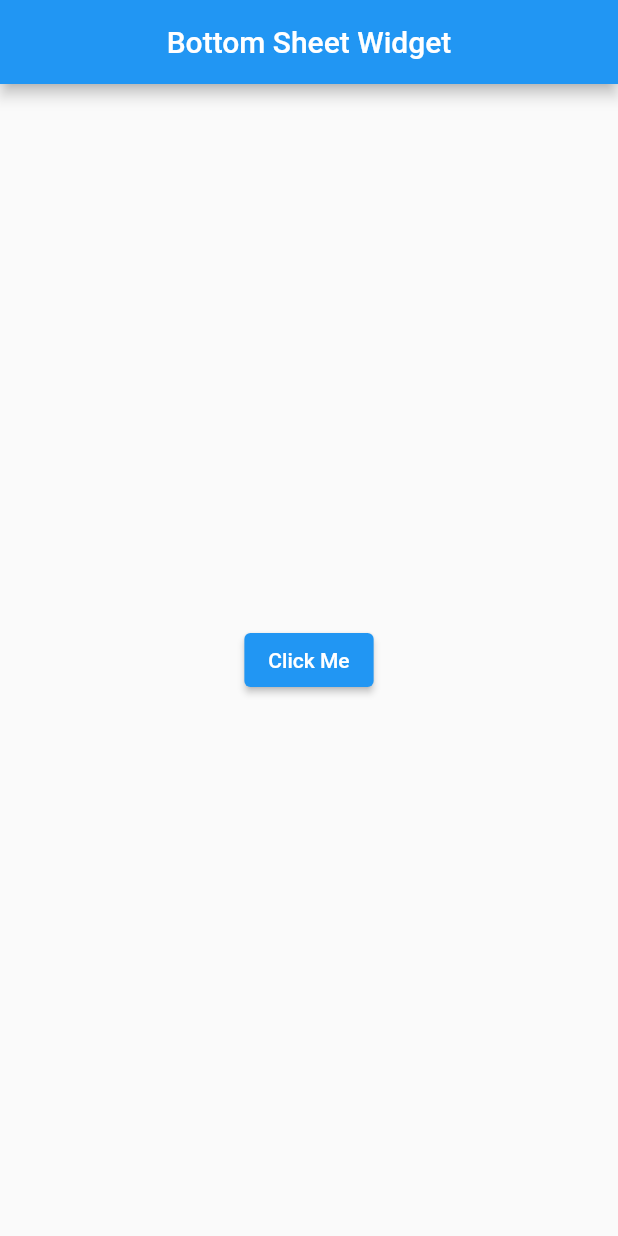
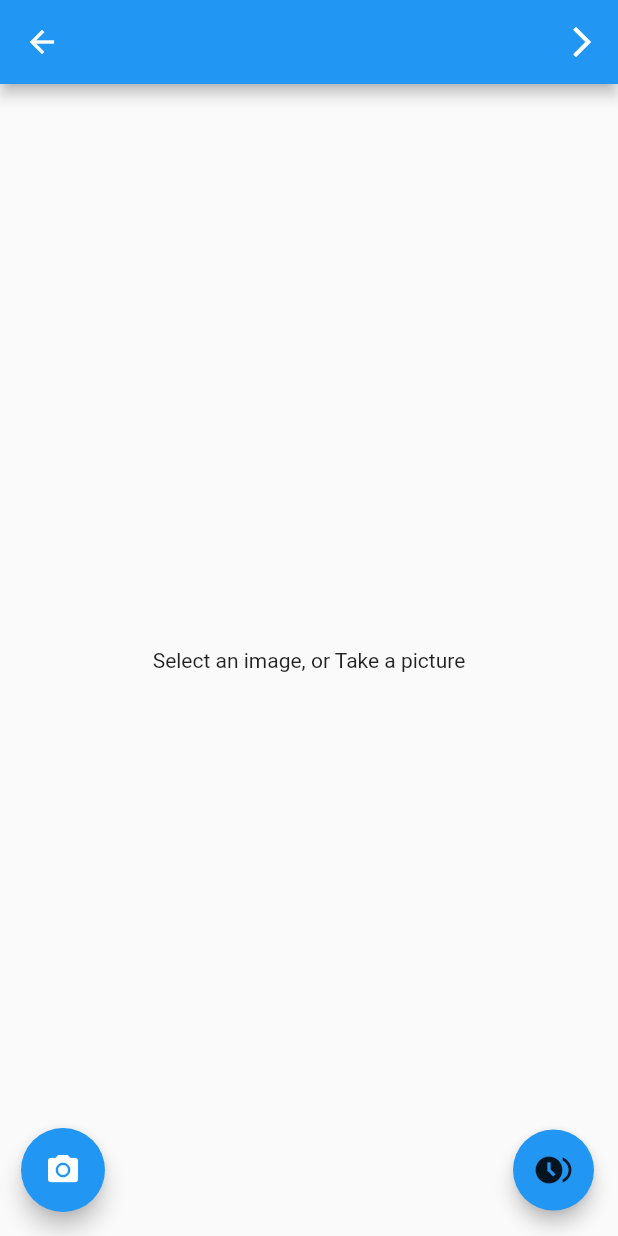
Before and after one commit to SamuelBasseyJohn/Flutter_Widget_Log, a Flutter app: the PopupCard widget shown alone on an empty page, opened directly, after a tap on "Next Widget", on a phone screen of 412 x 824 dp. Run offline on Flutter 3.47's test engine with Material 2 defaults, Android fonts, the phone set to English and light mode, and no system bars; our stand-ins replace image_picker.

Commit message:
Added Image_picker

```diff
--- a/lib/Hero/floating_button.dart
+++ b/lib/Hero/floating_button.dart
@@ -7,7 +7,12 @@ import 'popup_page.dart';
 
 class MyFloatingButton extends StatelessWidget {
   void Function()? onTap;
-  MyFloatingButton({super.key, required onTap});
+  final Widget child;
+  MyFloatingButton({
+    super.key,
+    required this.onTap,
+    required this.child,
+  });
 
   @override
   Widget build(BuildContext context) {
@@ -18,11 +23,10 @@ class MyFloatingButton extends StatelessWidget {
         elevation: 5,
         color: Colors.blue,
         child: InkWell(
-          onTap: () => Navigator.push(
-              context, HeroPageRoute(builder: (context) => const PopupCard())),
-          child: const Padding(
-            padding: EdgeInsets.all(15.0),
-            child: Icon(Icons.add),
+          onTap: onTap,
+          child: Padding(
+            padding: const EdgeInsets.all(15.0),
+            child: child,
           ),
         ),
       ),
--- a/lib/Hero/page2.dart
+++ b/lib/Hero/page2.dart
@@ -132,6 +132,7 @@ class _HeroWidgetPageState extends State<HeroWidgetPage> {
         ],
       ),
       floatingActionButton: MyFloatingButton(
+        child: const Icon(Icons.add),
         onTap: () {
           Navigator.push(
               context, HeroPageRoute(builder: (context) => const PopupCard()));
--- a/lib/Hero/popup_page.dart
+++ b/lib/Hero/popup_page.dart
@@ -1,6 +1,8 @@
 import 'package:flutter/material.dart';
 import 'package:flutter/src/widgets/container.dart';
 import 'package:flutter/src/widgets/framework.dart';
+import 'package:my_flutter_widgets/PageRoute/custom_navigation.dart';
+import 'package:my_flutter_widgets/Widgets/image_picker.dart';
 
 class PopupCard extends StatelessWidget {
   const PopupCard({super.key});
@@ -42,7 +44,8 @@ class PopupCard extends StatelessWidget {
                     ),
                     TextButton(
                       onPressed: () {
-                        Navigator.pop(context);
+                        Navigator.push(context,
+                            CustomPageRoute(child: const ImagePickerPage()));
                       },
                       child: const Text('Next Widget'),
                     ),
--- a/lib/Widgets/image_picker.dart
+++ b/lib/Widgets/image_picker.dart
@@ -2,20 +2,21 @@ import 'dart:io';
 
 import 'package:flutter/material.dart';
 import 'package:image_picker/image_picker.dart';
+import 'package:my_flutter_widgets/Hero/floating_button.dart';
 
 // Be sure to add to the Pubspec.yaml file, the following dependencies
 // * image_picker
 // * path_provider
 // before then using this piece of code.
 
-class HomePage extends StatefulWidget {
-  const HomePage({Key? key}) : super(key: key);
+class ImagePickerPage extends StatefulWidget {
+  const ImagePickerPage({Key? key}) : super(key: key);
 
   @override
-  State<HomePage> createState() => _HomePageState();
+  State<ImagePickerPage> createState() => _ImagePickerPageState();
 }
 
-class _HomePageState extends State<HomePage> {
+class _ImagePickerPageState extends State<ImagePickerPage> {
   File? _image;
   final imagePicker = ImagePicker();
 
@@ -40,18 +41,19 @@ class _HomePageState extends State<HomePage> {
     return Scaffold(
       appBar: AppBar(
         actions: [
-          IconButton(onPressed: () {}, icon: Icon(Icons.arrow_forward_ios)),
+          IconButton(
+              onPressed: () {}, icon: const Icon(Icons.arrow_forward_ios)),
         ],
       ),
       body: Center(
         child: Container(
           child: _image == null
-              ? Text("Select an image, or Take a picture")
+              ? const Text("Select an image, or Take a picture")
               : Image.file(_image!),
         ),
       ),
       floatingActionButton: Padding(
-        padding: EdgeInsets.only(left: 30),
+        padding: const EdgeInsets.only(left: 30),
         child: Row(
           mainAxisAlignment: MainAxisAlignment.spaceBetween,
           children: [
@@ -59,13 +61,13 @@ class _HomePageState extends State<HomePage> {
               onPressed: () {
                 getImageFromCamera();
               },
-              child: Icon(Icons.camera_alt),
+              child: const Icon(Icons.camera_alt),
             ),
-            FloatingActionButton(
-              onPressed: () {
+            MyFloatingButton(
+              child: const Icon(Icons.browse_gallery),
+              onTap: () {
                 getImageFromGallery();
               },
-              child: Icon(Icons.image),
             )
           ],
         ),
```
Also changed, not shown: 1 other file.
